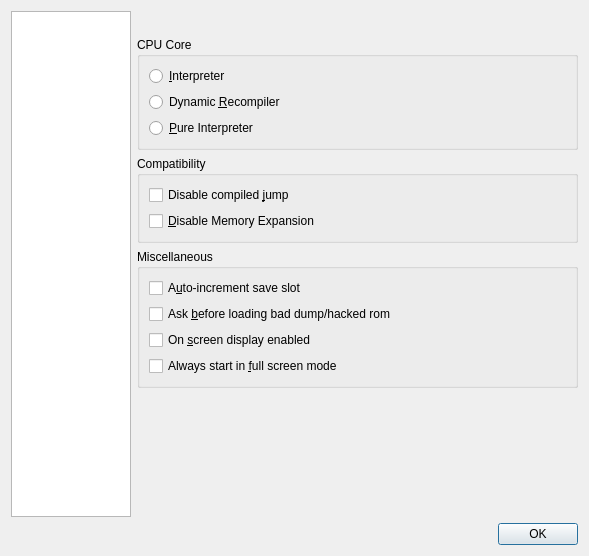
Qt form main/gui_qt4/settingsdialog.ui (mupen64plus/mupen64plus-oldsvn) before a commit.
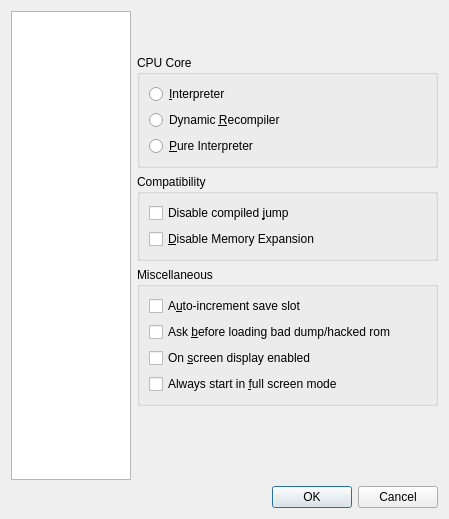
The same form after that commit. Custom widgets are drawn as their Qt base class.

Commit message: Improve settings dialog a bit. Add cancel button, make header a bit nicer, make the dialog modal.

What changed in the file:
```diff
--- a/main/gui_qt4/settingsdialog.ui
+++ b/main/gui_qt4/settingsdialog.ui
@@ -5,17 +5,15 @@
    <rect>
     <x>0</x>
     <y>0</y>
-    <width>589</width>
-    <height>556</height>
+    <width>449</width>
+    <height>519</height>
    </rect>
   </property>
   <property name="windowTitle" >
    <string>Mupen64Plus Settings</string>
   </property>
-  <layout class="QVBoxLayout" name="verticalLayout_13" >
-   <item>
-    <layout class="QHBoxLayout" name="horizontalLayout_6" >
-     <item>
+  <layout class="QGridLayout" name="gridLayout" >
+   <item rowspan="2" row="0" column="0" >
       <widget class="QListWidget" name="listWidget" >
        <property name="sizePolicy" >
         <sizepolicy vsizetype="Minimum" hsizetype="Fixed" >
@@ -64,30 +62,9 @@
        </property>
       </widget>
      </item>
-     <item>
-      <layout class="QVBoxLayout" name="verticalLayout" >
-       <item>
+   <item row="0" column="1" >
+    <widget class="QWidget" native="1" name="widget" >
         <layout class="QHBoxLayout" name="horizontalLayout" >
-         <item>
-          <spacer name="horizontalSpacer_2" >
-           <property name="orientation" >
-            <enum>Qt::Horizontal</enum>
-           </property>
-           <property name="sizeHint" stdset="0" >
-            <size>
-             <width>40</width>
-             <height>20</height>
-            </size>
-           </property>
-          </spacer>
-         </item>
-         <item>
-          <widget class="QLabel" name="imageLabel" >
-           <property name="text" >
-            <string/>
-           </property>
-          </widget>
-         </item>
          <item>
           <widget class="QLabel" name="textLabel" >
            <property name="text" >
@@ -102,15 +79,23 @@
            </property>
            <property name="sizeHint" stdset="0" >
             <size>
-             <width>40</width>
+          <width>284</width>
              <height>20</height>
             </size>
            </property>
           </spacer>
          </item>
-        </layout>
-       </item>
        <item>
+       <widget class="QLabel" name="imageLabel" >
+        <property name="text" >
+         <string/>
+        </property>
+       </widget>
+      </item>
+     </layout>
+    </widget>
+   </item>
+   <item row="1" column="1" >
         <widget class="QStackedWidget" name="stackedWidget" >
          <property name="sizePolicy" >
           <sizepolicy vsizetype="Preferred" hsizetype="MinimumExpanding" >
@@ -493,17 +478,13 @@
          </widget>
         </widget>
        </item>
-      </layout>
-     </item>
-    </layout>
-   </item>
-   <item>
+   <item row="2" column="0" colspan="2" >
     <widget class="QDialogButtonBox" name="buttonBox" >
      <property name="orientation" >
       <enum>Qt::Horizontal</enum>
      </property>
      <property name="standardButtons" >
-      <set>QDialogButtonBox::Ok</set>
+      <set>QDialogButtonBox::Cancel|QDialogButtonBox::Ok</set>
      </property>
     </widget>
    </item>
```
Lines whose indentation alone changed are shown as unchanged. The commit also changes 3 other files.
